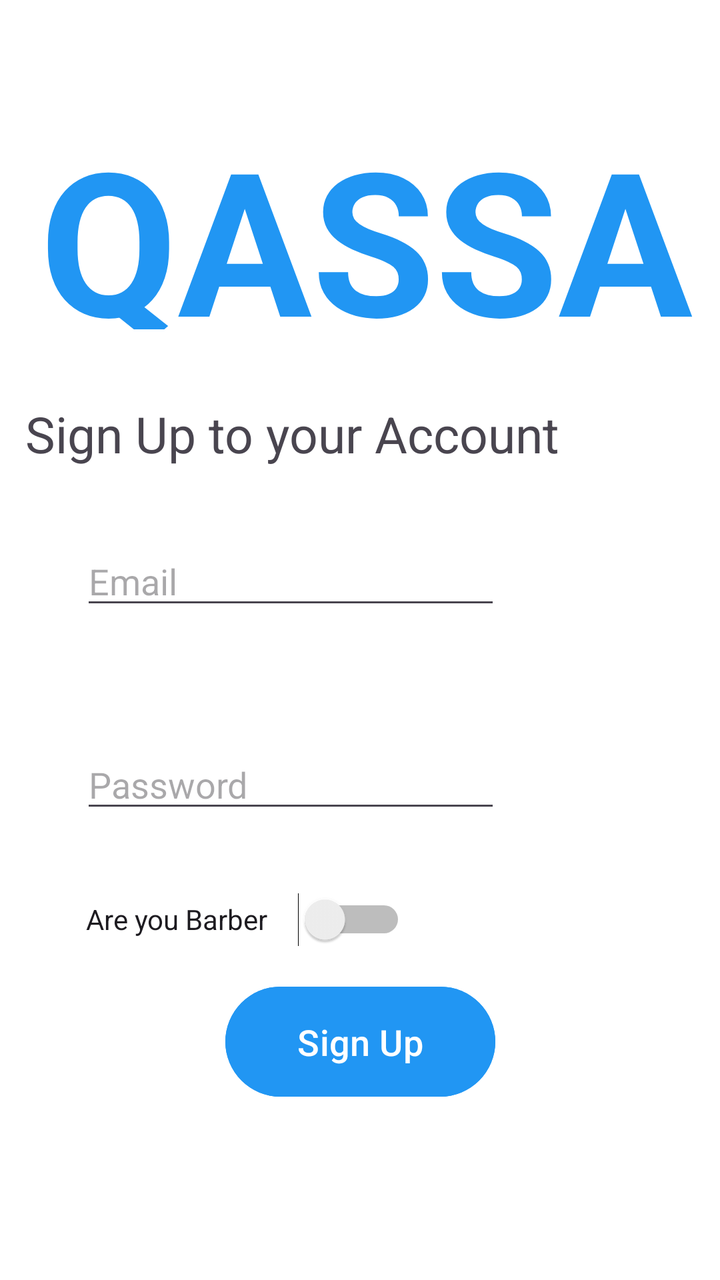
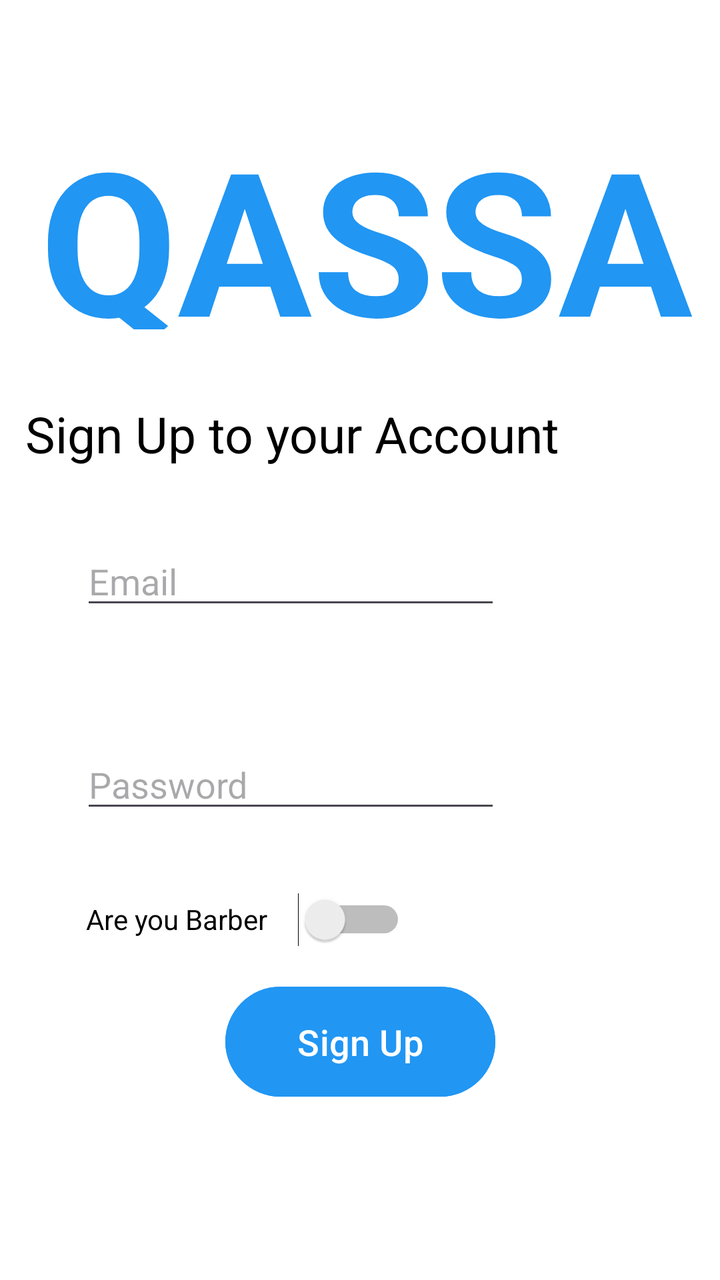

The first picture is an Android layout as it rendered before a commit; the second is the same layout after the commit. The layout source and the unified diff follow.
<!-- AndroidManifest.xml: application theme Theme.QASSA_FinalProject -->
<!-- res/layout/fragment_sign__up_.xml -->
<?xml version="1.0" encoding="utf-8"?>
<FrameLayout xmlns:android="http://schemas.android.com/apk/res/android"
    xmlns:app="http://schemas.android.com/apk/res-auto"
    xmlns:tools="http://schemas.android.com/tools"
    android:layout_width="match_parent"
    android:layout_height="match_parent"
    android:background="#FFFFFF">

    <androidx.constraintlayout.widget.ConstraintLayout
        android:layout_width="match_parent"
        android:layout_height="match_parent">

        <TextView
            android:id="@+id/textView"
            android:layout_width="371dp"
            android:layout_height="112dp"
            android:text=" QASSA"
            android:textColor="#2196F3"
            android:textColorLink="#00B6FF"
            android:textSize="100sp"
            android:textStyle="bold"
            app:layout_constraintBottom_toBottomOf="parent"
            app:layout_constraintEnd_toEndOf="parent"
            app:layout_constraintStart_toStartOf="parent"
            app:layout_constraintTop_toTopOf="parent"
            app:layout_constraintVertical_bias="0.1" />

        <EditText
            android:id="@+id/etEmail"
            android:layout_width="wrap_content"
            android:layout_height="wrap_content"
            android:ems="10"
            android:hint="Email"
            android:inputType="textEmailAddress"
            app:layout_constraintBottom_toBottomOf="parent"
            app:layout_constraintEnd_toEndOf="parent"
            app:layout_constraintHorizontal_bias="0.268"
            app:layout_constraintStart_toStartOf="parent"
            app:layout_constraintTop_toTopOf="parent"
            app:layout_constraintVertical_bias="0.448" />

        <EditText
            android:id="@+id/etPassword"
            android:layout_width="wrap_content"
            android:layout_height="wrap_content"
            android:ems="10"
            android:hint="Password"
            android:inputType="textPassword"
            app:layout_constraintBottom_toBottomOf="parent"
            app:layout_constraintEnd_toEndOf="parent"
            app:layout_constraintHorizontal_bias="0.268"
            app:layout_constraintStart_toStartOf="parent"
            app:layout_constraintTop_toTopOf="parent"
            app:layout_constraintVertical_bias="0.618" />

        <TextView
            android:id="@+id/textView3"
            android:layout_width="270dp"
            android:layout_height="47dp"
            android:text="Sign Up to your Account"
            android:textSize="25sp"
            app:layout_constraintBottom_toBottomOf="parent"
            app:layout_constraintEnd_toEndOf="parent"
            app:layout_constraintHorizontal_bias="0.141"
            app:layout_constraintStart_toStartOf="parent"
            app:layout_constraintTop_toTopOf="parent"
            app:layout_constraintVertical_bias="0.337" />

        <Button
            android:id="@+id/btSignUp"
            android:layout_width="135dp"
            android:layout_height="63dp"
            android:backgroundTint="#2196F3"
            android:text="Sign Up"
            android:textColor="#FFFFFF"
            android:textSize="18sp"
            app:layout_constraintBottom_toBottomOf="parent"
            app:layout_constraintEnd_toEndOf="parent"
            app:layout_constraintStart_toStartOf="parent"
            app:layout_constraintTop_toTopOf="parent"
            app:layout_constraintVertical_bias="0.848" />

        <Switch
            android:id="@+id/switch1"
            android:layout_width="160dp"
            android:layout_height="46dp"
            android:text="Are you Barber"
            app:layout_constraintBottom_toBottomOf="parent"
            app:layout_constraintEnd_toEndOf="parent"
            app:layout_constraintHorizontal_bias="0.215"
            app:layout_constraintStart_toStartOf="parent"
            app:layout_constraintTop_toTopOf="parent"
            app:layout_constraintVertical_bias="0.735" />

    </androidx.constraintlayout.widget.ConstraintLayout>

</FrameLayout>
<!-- resources referenced by this layout -->
<resources>
  <style name="Theme.QASSA_FinalProject" parent="Base.Theme.QASSA_FinalProject" />
  <style name="Base.Theme.QASSA_FinalProject" parent="Theme.Material3.DayNight.NoActionBar">
          
          
      </style>
</resources>

<!-- the commit's change to res/layout/fragment_sign__up_.xml (unified diff, before → after) -->
@@ -55,6 +55,7 @@
 
         <TextView
             android:id="@+id/textView3"
+            android:textColor="#000000"
             android:layout_width="270dp"
             android:layout_height="47dp"
             android:text="Sign Up to your Account"
@@ -83,6 +84,7 @@
         <Switch
             android:id="@+id/switch1"
             android:layout_width="160dp"
+            android:textColor="#000000"
             android:layout_height="46dp"
             android:text="Are you Barber"
             app:layout_constraintBottom_toBottomOf="parent"
